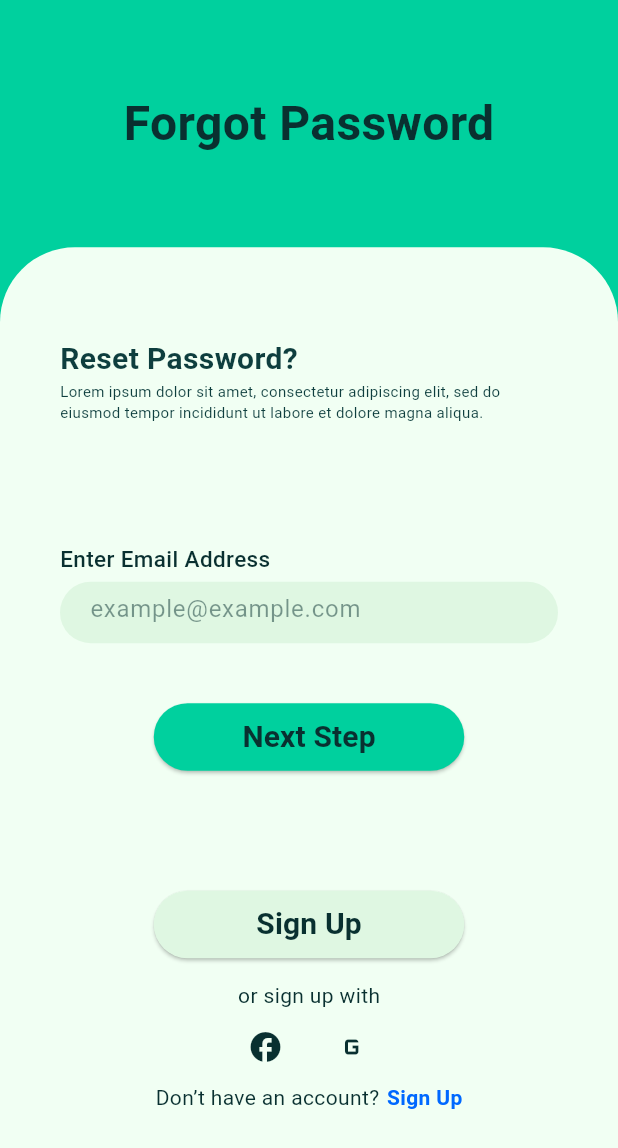
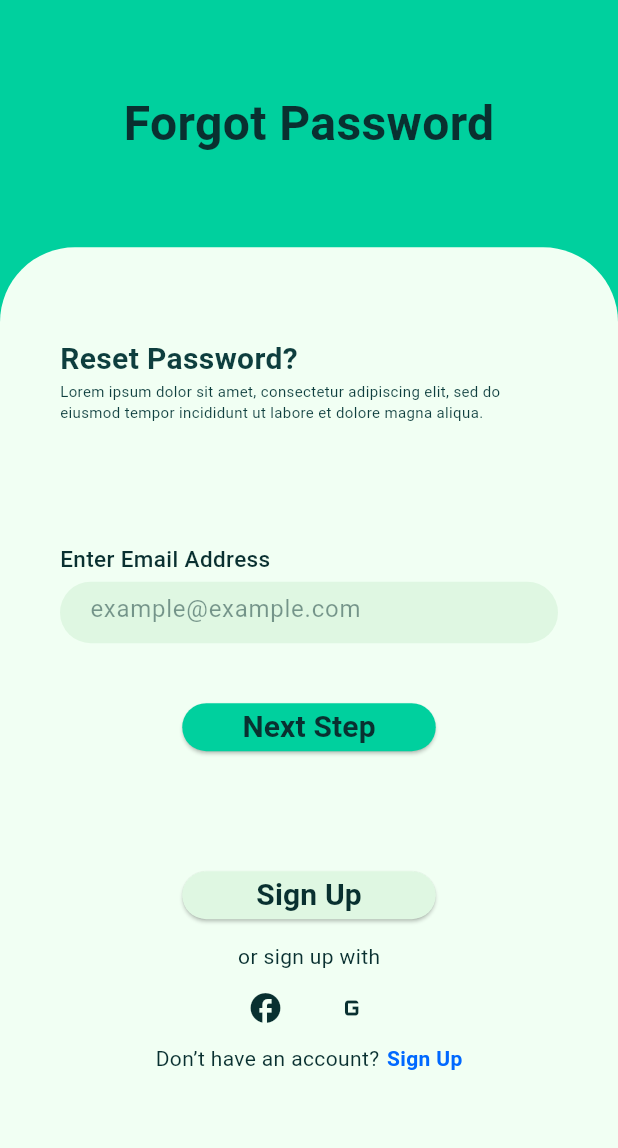
Before and after one commit to Thien1703/DATN, a Flutter app: the screen it shows after launch, on a phone screen of 412 x 824 dp. Shown: the top 1148 px of the screen. Run offline on Flutter 3.47's test engine with Material 3 defaults, Android fonts, the phone set to English and light mode, and no system bars; Roboto replaces fonts that are missing (League Spartan, Poppins).

Commit message:
update width, height button

```diff
--- a/lib/screens/auth/forgotPassword_body.dart
+++ b/lib/screens/auth/forgotPassword_body.dart
@@ -44,12 +44,16 @@ class _ForgotpasswordBodyState extends State<ForgotpasswordBody> {
           const SizedBox(height: 40),
           // Button 'Next Step'
           CustomButton(
+            width: 169,
+            height: 32,
             text: "Next Step",
             onPressed: () {}, // Thêm chức năng xử lý đăng nhập
           ),
           const SizedBox(height: 80),
           // Button 'Sign Up'
           CustomButton(
+            width: 169,
+            height: 32,
             text: "Sign Up",
             onPressed: () {}, // Thêm chức năng đăng ký
             backgroundColor: const Color(0xFFDFF7E2), // Nền xanh nhạt
```
